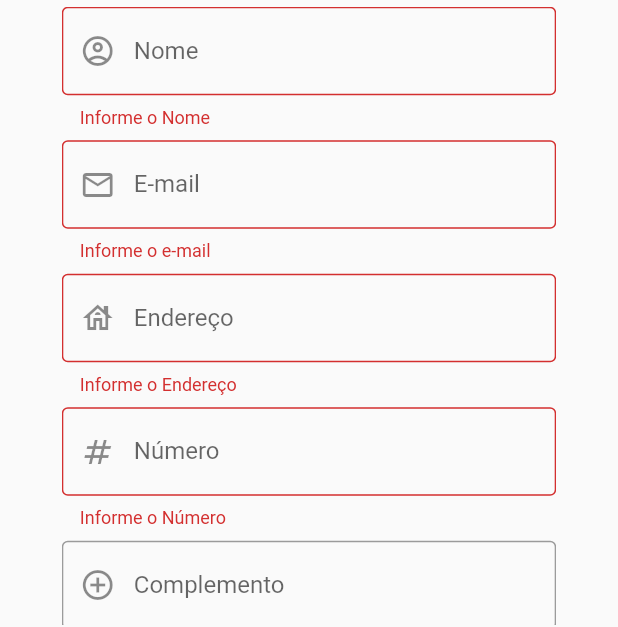
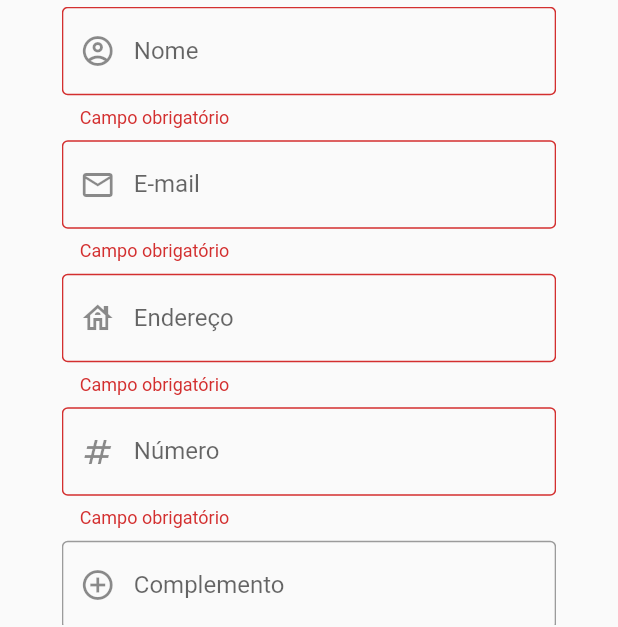
Before and after one commit to MariaGabrielaReis/maby-motorcycles, a Flutter app: the screen it shows after launch, after a tap on "Enviar", on a phone screen of 412 x 824 dp. Shown: the part 336-963 px from the top of the screen. Run offline on Flutter 3.47's test engine with Material 2 defaults, Android fonts, the phone set to English and light mode, and no system bars.

Commit message:
chore: standardize input error messages

```diff
--- a/lib/utils/validate_input.dart
+++ b/lib/utils/validate_input.dart
@@ -4,7 +4,7 @@ class InputValidator {
 
     if(field != 'E-mail') {
       if (value.length == 0) {
-        return "Informe o $field";
+        return "Campo obrigatório";
       }
       return null;
     }
@@ -12,7 +12,7 @@ class InputValidator {
     String pattern = r'^(([^<>()[\]\\.,;:\s@\"]+(\.[^<>()[\]\\.,;:\s@\"]+)*)|(\".+\"))@((\[[0-9]{1,3}\.[0-9]{1,3}\.[0-9]{1,3}\.[0-9]{1,3}\])|(([a-zA-Z\-0-9]+\.)+[a-zA-Z]{2,}))$';
     RegExp regExp = new RegExp(pattern);
     if (value.length == 0) {
-      return "Informe o e-mail";
+      return "Campo obrigatório";
     } else if(!regExp.hasMatch(value)){
       return "Email inválido";
     } else {
```
